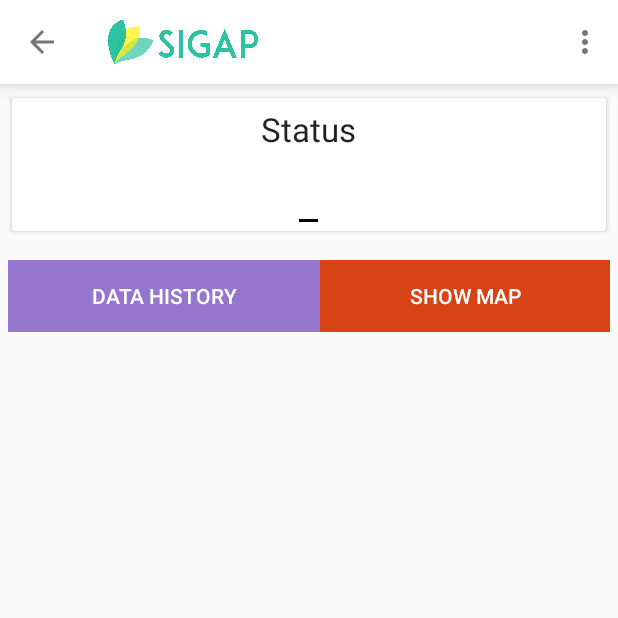
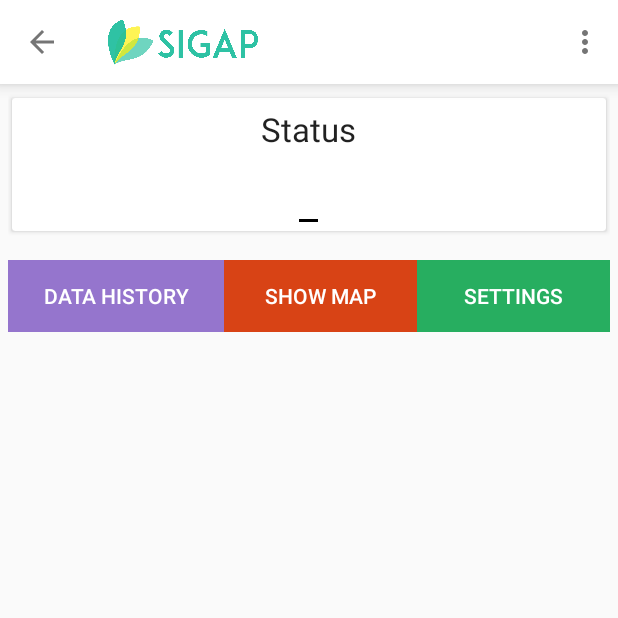
Before and after one commit to akhiyarwaladi/Skripsi-mobile, an Android app: the DetailActivity screen opened directly, with no data from a screen before it, on a phone screen of 412 x 824 dp, the top half of it. Run offline under Robolectric (Android 15) with nearby library versions, the phone set to English and light mode, and no system bars; our stand-ins replace ButterKnife, Firebase (no records; nobody signed in at launch, a user with empty details on screens opened directly), FlexboxLayout, Volley; network calls fail.

Commit message:
activity setting

```diff
--- a/app/src/main/AndroidManifest.xml
+++ b/app/src/main/AndroidManifest.xml
@@ -53,7 +53,8 @@
         <activity android:name=".activity.DataHistoryActivity" />
         <activity android:name=".activity.BatteryLowActivity" />
         <activity android:name=".activity.DeviceNotWorking" />
-        <activity android:name=".activity.MapsActivity"></activity>
+        <activity android:name=".activity.MapsActivity" />
+        <activity android:name=".activity.SettingsActivity"></activity>
     </application>
 
 </manifest>
--- a/app/src/main/java/com/example/aw/sigap/activity/DetailActivity.java
+++ b/app/src/main/java/com/example/aw/sigap/activity/DetailActivity.java
@@ -47,7 +47,7 @@ import butterknife.ButterKnife;
 public class DetailActivity extends BaseActivity {
 
     private String TAG = DashboardActivity.class.getSimpleName();
-    Button btnHistory, btnMaps;
+    Button btnHistory, btnMaps, btnSettings;
     Toolbar toolbar;
     String Uk, apiKey, id_alat, latitude, longitude;
 
@@ -100,6 +100,14 @@ public class DetailActivity extends BaseActivity {
                 intent1.putExtra("longitude", longitude);
                 startActivity(intent1);
 
+            }
+        });
+        btnSettings = (Button) findViewById(R.id.btn_settings);
+        btnSettings.setOnClickListener(new View.OnClickListener() {
+            @Override
+            public void onClick(View view) {
+                Intent intent2 = new Intent(DetailActivity.this, SettingsActivity.class);
+                startActivity(intent2);
             }
         });
 
--- a/app/src/main/java/com/example/aw/sigap/activity/RegisterActivity.java
+++ b/app/src/main/java/com/example/aw/sigap/activity/RegisterActivity.java
@@ -36,7 +36,6 @@ import butterknife.OnClick;
 
 public class RegisterActivity extends AppCompatActivity {
     ProgressDialog pDialog;
-
 
     @Bind(R.id.name)
     EditText etName;
--- a/app/src/main/java/com/example/aw/sigap/app/EndPoint.java
+++ b/app/src/main/java/com/example/aw/sigap/app/EndPoint.java
@@ -12,7 +12,7 @@ public class EndPoint {
 //    public static final String CHAT_THREAD = BASE_URL + "/chat_rooms/_ID_";
 //    public static final String CHAT_ROOM_MESSAGE = BASE_URL + "/chat_rooms/_ID_/message";
 
-    public static final String BASE_URL = "http://192.168.43.98/Sigap-Server/v1";
+    public static final String BASE_URL = "http://192.168.1.143/Sigap-Server/v1";
     public static final String URL_ALAT = BASE_URL + "/getalatuser";
     public static final String URL_DATA = BASE_URL + "/databyidalat";
     public static final String URL_LOGIN = BASE_URL + "/login";
--- a/app/src/main/res/layout/activity_detail.xml
+++ b/app/src/main/res/layout/activity_detail.xml
@@ -111,6 +111,14 @@
                         android:textColor="#FFFFFF"
                         android:layout_weight="1" />
 
+                    <Button
+                        android:layout_width="wrap_content"
+                        android:layout_height="wrap_content"
+                        android:id="@+id/btn_settings"
+                        android:text=" Settings "
+                        android:background="#27ae60"
+                        android:textColor="#FFFFFF"
+                        android:layout_weight="1" />
                 </LinearLayout>
             </LinearLayout>
         </ScrollView>
```
Also changed, not shown: app/src/main/java/com/example/aw/sigap/activity/SettingsActivity.java (added, +15 -0 lines), app/src/main/res/layout/activity_settings.xml (added, +9 -0 lines).
